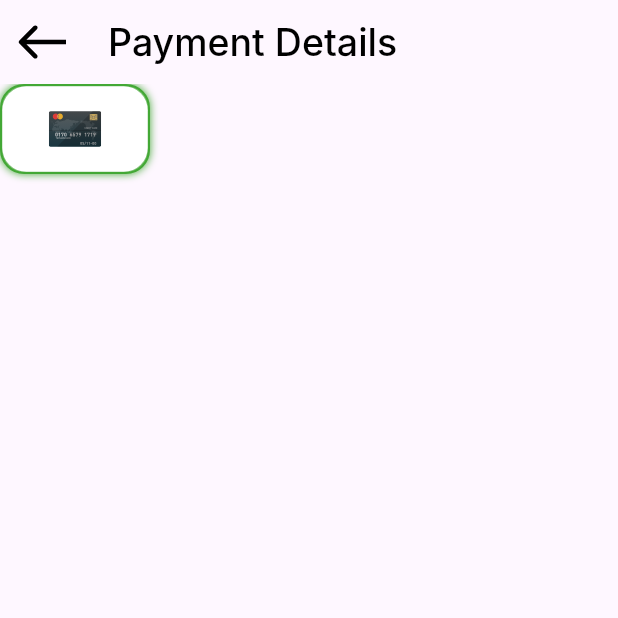
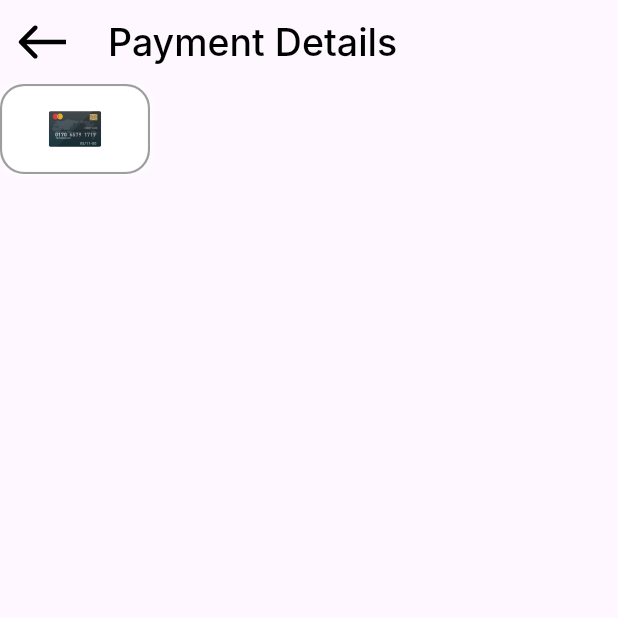
Before and after one commit to SalahYasser/checkout_payment_app, a Flutter app: the PaymentDetailsView screen opened directly, on a phone screen of 412 x 824 dp, the top half of it. Run offline on Flutter 3.47's test engine with Material 3 defaults, Android fonts, the phone set to English and light mode, and no system bars; our stand-ins replace flutter_svg; Roboto replaces fonts that are missing (Inter).

Commit message:
in active payment method

```diff
--- a/lib/features/checkout/presentation/views/widgets/payment_details_view_body.dart
+++ b/lib/features/checkout/presentation/views/widgets/payment_details_view_body.dart
@@ -1,44 +1,13 @@
+import 'package:checkout_payment_app/features/checkout/presentation/views/widgets/payment_method_item.dart';
 import 'package:flutter/material.dart';
-import 'package:flutter_svg/svg.dart';
 
 class PaymentDetailsViewBody extends StatelessWidget {
   const PaymentDetailsViewBody({super.key});
 
   @override
   Widget build(BuildContext context) {
-    return Column(
-      children: [
-        Container(
-          width: 100,
-          height: 60,
-          decoration: ShapeDecoration(
-            shape: RoundedRectangleBorder(
-              side: const BorderSide(
-                width: 1.5,
-                color: Color(0xff43A835),
-              ),
-              borderRadius: BorderRadius.circular(16),
-            ),
-            shadows: const [
-              BoxShadow(
-                  color: Color(0xff43A835),
-                  blurRadius: 4,
-                  offset: Offset(0, 0),
-                  spreadRadius: 0),
-            ],
-          ),
-          child: Container(
-            decoration: BoxDecoration(
-                borderRadius: BorderRadius.circular(16), color: Colors.white),
-            child: Center(
-              child: SvgPicture.asset(
-                'assets/images/credit_card.svg',
-                height: 24,
-              ),
-            ),
-          ),
-        )
-      ],
+    return const Column(
+      children: [PaymentMethodItem(isActive: false)],
     );
   }
 }
--- /dev/null
+++ b/lib/features/checkout/presentation/views/widgets/payment_method_item.dart
@@ -0,0 +1,46 @@
+import 'package:flutter/material.dart';
+import 'package:flutter_svg/svg.dart';
+
+class PaymentMethodItem extends StatelessWidget {
+  const PaymentMethodItem({super.key, required this.isActive});
+
+  final bool isActive;
+
+  @override
+  Widget build(BuildContext context) {
+    return AnimatedContainer(
+      duration: const Duration(milliseconds: 600),
+      width: 100,
+      height: 60,
+      decoration: ShapeDecoration(
+        shape: RoundedRectangleBorder(
+          side: BorderSide(
+            width: 1.5,
+            color: isActive ? const Color(0xff43A835) : Colors.grey,
+          ),
+          borderRadius: BorderRadius.circular(16),
+        ),
+        shadows: [
+          BoxShadow(
+            color: isActive ? const Color(0xff43A835) : Colors.white,
+            blurRadius: 4,
+            offset: const Offset(0, 0),
+            spreadRadius: 0,
+          )
+        ],
+      ),
+      child: Container(
+        decoration: BoxDecoration(
+          borderRadius: BorderRadius.circular(16),
+          color: Colors.white,
+        ),
+        child: Center(
+          child: SvgPicture.asset(
+            'assets/images/credit_card.svg',
+            height: 24,
+          ),
+        ),
+      ),
+    );
+  }
+}
```
